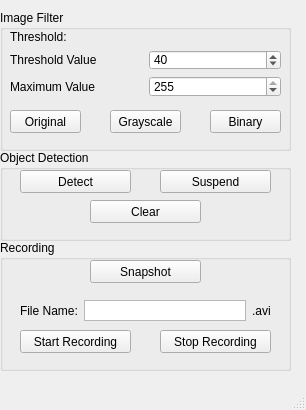
Above: pycrafter4500_stepper-based-master/camera/mainwindow.ui from ZhaoxinLee/MagRobotPrinter before the change. Below: the same form after it.
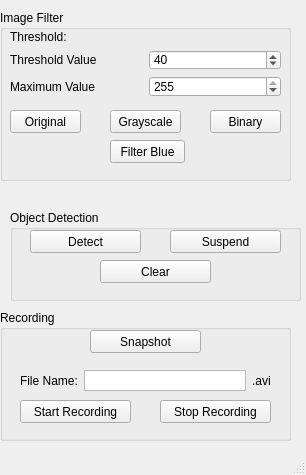
That is the form after the change.

The edit to the form file:
```diff
--- a/pycrafter4500_stepper-based-master/camera/mainwindow.ui
+++ b/pycrafter4500_stepper-based-master/camera/mainwindow.ui
@@ -7,7 +7,7 @@
     <x>0</x>
     <y>0</y>
     <width>306</width>
-    <height>410</height>
+    <height>475</height>
    </rect>
   </property>
   <property name="windowTitle">
@@ -20,7 +20,7 @@
       <x>0</x>
       <y>10</y>
       <width>291</width>
-      <height>141</height>
+      <height>171</height>
      </rect>
     </property>
     <property name="title">
@@ -118,12 +118,25 @@
       <string>Grayscale</string>
      </property>
     </widget>
+    <widget class="QPushButton" name="btn_filterBlue">
+     <property name="geometry">
+      <rect>
+       <x>110</x>
+       <y>130</y>
+       <width>75</width>
+       <height>23</height>
+      </rect>
+     </property>
+     <property name="text">
+      <string>Filter Blue</string>
+     </property>
+    </widget>
    </widget>
    <widget class="QGroupBox" name="groupBox">
     <property name="geometry">
      <rect>
-      <x>0</x>
-      <y>150</y>
+      <x>10</x>
+      <y>210</y>
       <width>291</width>
       <height>91</height>
      </rect>
@@ -175,7 +188,7 @@
     <property name="geometry">
      <rect>
       <x>0</x>
-      <y>240</y>
+      <y>310</y>
       <width>291</width>
       <height>131</height>
      </rect>
```
